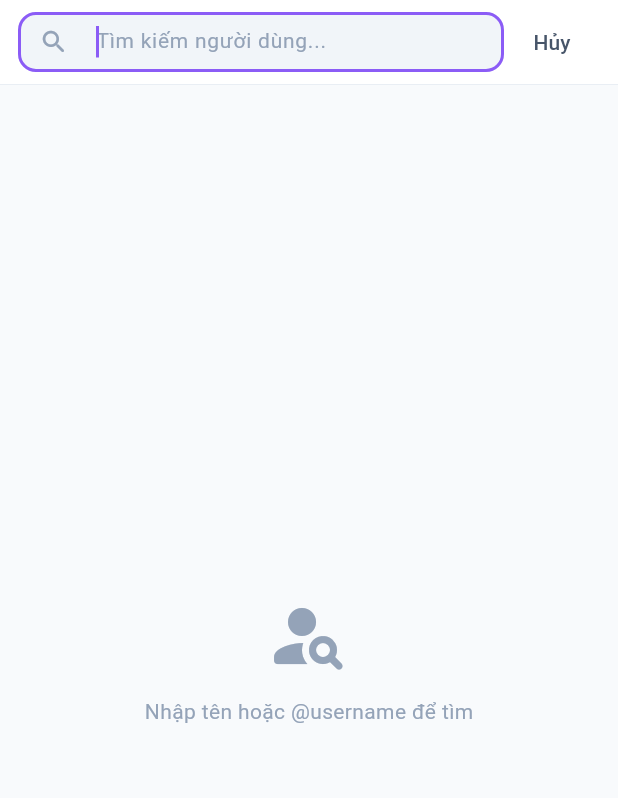
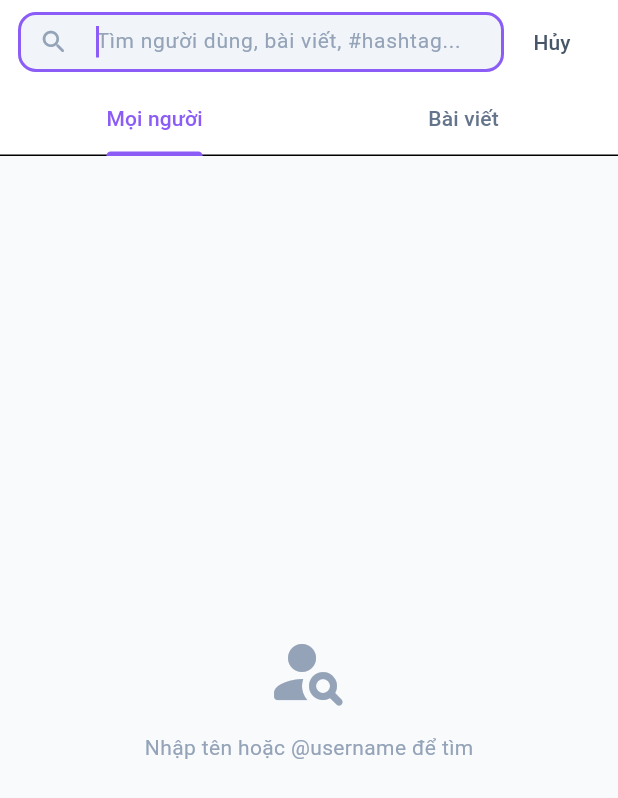
Before and after one commit to sonpham811z/Android-SocialNetwork, a Flutter app: the FeedScreen screen opened directly, after a tap on the "search" icon, on a phone screen of 412 x 824 dp. Shown: the top 798 px of the screen. Run offline on Flutter 3.47's test engine with Material 3 defaults, Android fonts, the phone set to English and light mode, and no system bars; our stand-ins replace app_links, dio, file_picker, firebase_core, firebase_messaging, flutter_local_notifications and 6 more; missing offline and left inert: agora_rtc_engine, jwt_decode, signalr_netcore; accounts and stored records are empty; network calls fail.

Commit message:
feature search post and hashtag

```diff
--- a/lib/screens/appScreen/searchUserScreen.dart
+++ b/lib/screens/appScreen/searchScreen.dart
@@ -3,47 +3,71 @@ import 'package:flutter/material.dart';
 import 'package:provider/provider.dart';
 
 import '../../config/theme.dart';
+import '../../models/feedModel.dart';
+import '../../providers/authProvider.dart';
 import '../../providers/friendProvider.dart';
-import '../../providers/authProvider.dart';
+import '../../services/postService.dart';
 import '../../services/userProfileService.dart';
+import '../../widgets/feed/postCard.dart';
 import 'userProfileScreen.dart';
 
-class SearchUserScreen extends StatefulWidget {
-  const SearchUserScreen({super.key});
+/// Màn tìm kiếm gộp: tab "Mọi người" (user) + tab "Bài viết" (post & #hashtag).
+class SearchScreen extends StatefulWidget {
+  final String? initialQuery;
+  final int initialTabIndex;
 
-  static Future<void> open(BuildContext context) {
+  const SearchScreen({super.key, this.initialQuery, this.initialTabIndex = 0});
+
+  static Future<void> open(
+    BuildContext context, {
+    String? initialQuery,
+    int initialTabIndex = 0,
+  }) {
     return Navigator.of(context).push(
       PageRouteBuilder(
-        pageBuilder: (_, __, ___) => const SearchUserScreen(),
-        transitionsBuilder: (_, animation, __, child) => FadeTransition(
-          opacity: animation,
-          child: child,
-        ),
+        pageBuilder: (_, __, ___) =>
+            SearchScreen(initialQuery: initialQuery, initialTabIndex: initialTabIndex),
+        transitionsBuilder: (_, animation, __, child) =>
+            FadeTransition(opacity: animation, child: child),
         transitionDuration: const Duration(milliseconds: 180),
       ),
     );
   }
 
   @override
-  State<SearchUserScreen> createState() => _SearchUserScreenState();
+  State<SearchScreen> createState() => _SearchScreenState();
 }
 
-class _SearchUserScreenState extends State<SearchUserScreen> {
+class _SearchScreenState extends State<SearchScreen>
+    with SingleTickerProviderStateMixin {
   final _controller = TextEditingController();
   final _focusNode = FocusNode();
   final _userProfileService = UserProfileService();
+  final _postService = PostService();
+  late final TabController _tabController;
   Timer? _debounce;
 
-  List<UserSearchResult> _results = [];
-  bool _isLoading = false;
+  List<UserSearchResult> _users = [];
+  List<Post> _posts = [];
+  bool _loadingUsers = false;
+  bool _loadingPosts = false;
   String? _error;
   String _lastQuery = '';
 
   @override
   void initState() {
     super.initState();
+    _tabController =
+        TabController(length: 2, vsync: this, initialIndex: widget.initialTabIndex);
+    _controller.addListener(_onTextChanged);
+
+    final initial = widget.initialQuery?.trim() ?? '';
+    if (initial.isNotEmpty) {
+      _controller.text = initial;
+      WidgetsBinding.instance.addPostFrameCallback((_) => _search(initial));
+    } else {
       WidgetsBinding.instance.addPostFrameCallback((_) => _focusNode.requestFocus());
-    _controller.addListener(_onTextChanged);
+    }
   }
 
   @override
@@ -51,6 +75,7 @@ class _SearchUserScreenState extends State<SearchUserScreen> {
     _debounce?.cancel();
     _controller.dispose();
     _focusNode.dispose();
+    _tabController.dispose();
     super.dispose();
   }
 
@@ -59,7 +84,12 @@ class _SearchUserScreenState extends State<SearchUserScreen> {
     final q = _controller.text.trim();
     if (q == _lastQuery) return;
     if (q.isEmpty) {
-      setState(() { _results = []; _error = null; _lastQuery = ''; });
+      setState(() {
+        _users = [];
+        _posts = [];
+        _error = null;
+        _lastQuery = '';
+      });
       return;
     }
     _debounce = Timer(const Duration(milliseconds: 350), () => _search(q));
@@ -67,20 +97,37 @@ class _SearchUserScreenState extends State<SearchUserScreen> {
 
   Future<void> _search(String q) async {
     if (!mounted) return;
-    setState(() { _isLoading = true; _error = null; _lastQuery = q; });
-    try {
-      final results = await _userProfileService.searchUsersByUsername(
-        q.replaceFirst('@', ''),
-        pageSize: 20,
-      );
+    setState(() {
+      _loadingUsers = true;
+      _loadingPosts = true;
+      _error = null;
+      _lastQuery = q;
+    });
+
+    // Tìm user + bài viết song song.
+    final results = await Future.wait([
+      _userProfileService
+          .searchUsersByUsername(q.replaceFirst('@', ''), pageSize: 20)
+          .then<Object>((v) => v)
+          .catchError((_) => 'error'),
+      _postService
+          .searchPosts(q, pageSize: 20)
+          .then<Object>((v) => v)
+          .catchError((_) => 'error'),
+    ]);
+
     if (!mounted) return;
-      setState(() { _results = results; });
-    } catch (e) {
-      if (!mounted) return;
-      setState(() { _error = 'Không thể tìm kiếm.'; _results = []; });
-    } finally {
-      if (mounted) setState(() => _isLoading = false);
+    setState(() {
+      final userRes = results[0];
+      final postRes = results[1];
+      _users = userRes is List<UserSearchResult> ? userRes : [];
+      _posts = postRes is PostListResult ? postRes.posts : [];
+      _loadingUsers = false;
+      _loadingPosts = false;
+      if (userRes == 'error' && postRes == 'error') {
+        _error = 'Không thể tìm kiếm.';
       }
+    });
   }
 
   @override
@@ -121,12 +168,14 @@ class _SearchUserScreenState extends State<SearchUserScreen> {
                     },
                     style: TextStyle(color: textColor, fontSize: 14),
                     decoration: InputDecoration(
-                      hintText: 'Tìm kiếm người dùng...',
+                      hintText: 'Tìm người dùng, bài viết, #hashtag...',
                       hintStyle: TextStyle(color: hintColor, fontSize: 14),
-                      prefixIcon: Icon(Icons.search_rounded, color: hintColor, size: 20),
+                      prefixIcon:
+                          Icon(Icons.search_rounded, color: hintColor, size: 20),
                       suffixIcon: _controller.text.isNotEmpty
                           ? IconButton(
-                              icon: Icon(Icons.close_rounded, color: hintColor, size: 18),
+                              icon: Icon(Icons.close_rounded,
+                                  color: hintColor, size: 18),
                               onPressed: () {
                                 _controller.clear();
                                 _focusNode.requestFocus();
@@ -153,23 +202,32 @@ class _SearchUserScreenState extends State<SearchUserScreen> {
           ),
         ),
         bottom: PreferredSize(
-          preferredSize: const Size.fromHeight(0.5),
-          child: Container(
-            height: 0.5,
-            color: isDark ? const Color(0xFF27272A) : AppTheme.slate200,
+          preferredSize: const Size.fromHeight(48),
+          child: TabBar(
+            controller: _tabController,
+            labelColor: AppTheme.violetPrimary,
+            unselectedLabelColor: isDark ? AppTheme.slate400 : AppTheme.slate500,
+            indicatorColor: AppTheme.violetPrimary,
+            tabs: const [
+              Tab(text: 'Mọi người'),
+              Tab(text: 'Bài viết'),
+            ],
           ),
         ),
       ),
-      body: _buildBody(isDark),
+      body: _error != null
+          ? _buildError(isDark)
+          : TabBarView(
+              controller: _tabController,
+              children: [
+                _buildUsersTab(isDark),
+                _buildPostsTab(isDark),
+              ],
+            ),
     );
   }
 
-  Widget _buildBody(bool isDark) {
-    if (_isLoading) {
-      return const Center(child: CircularProgressIndicator(strokeWidth: 2));
-    }
-
-    if (_error != null) {
+  Widget _buildError(bool isDark) {
     return Center(
       child: Column(
         mainAxisSize: MainAxisSize.min,
@@ -187,47 +245,77 @@ class _SearchUserScreenState extends State<SearchUserScreen> {
     );
   }
 
+  Widget _buildUsersTab(bool isDark) {
+    if (_loadingUsers) {
+      return const Center(child: CircularProgressIndicator(strokeWidth: 2));
+    }
     if (_controller.text.isEmpty) {
-      return _buildEmptyState(isDark, isInitial: true);
+      return _emptyState(isDark, Icons.person_search_rounded,
+          'Nhập tên hoặc @username để tìm');
     }
-
-    if (_results.isEmpty && _lastQuery.isNotEmpty) {
-      return _buildEmptyState(isDark, isInitial: false);
+    if (_users.isEmpty) {
+      return _emptyState(
+          isDark, Icons.search_off_rounded, 'Không tìm thấy người dùng');
     }
-
     return Consumer<FriendProvider>(
       builder: (context, friendProvider, _) {
         return ListView.builder(
           padding: const EdgeInsets.symmetric(vertical: 8),
-          itemCount: _results.length,
+          itemCount: _users.length,
           itemBuilder: (context, i) =>
-              _UserResultTile(item: _results[i], friendProvider: friendProvider),
+              _UserResultTile(item: _users[i], friendProvider: friendProvider),
         );
       },
     );
   }
 
-  Widget _buildEmptyState(bool isDark, {required bool isInitial}) {
+  Widget _buildPostsTab(bool isDark) {
+    if (_loadingPosts) {
+      return const Center(child: CircularProgressIndicator(strokeWidth: 2));
+    }
+    if (_controller.text.isEmpty) {
+      return _emptyState(
+          isDark, Icons.article_outlined, 'Nhập từ khoá hoặc #hashtag để tìm bài viết');
+    }
+    if (_posts.isEmpty) {
+      return _emptyState(
+          isDark, Icons.search_off_rounded, 'Không tìm thấy bài viết');
+    }
+    return ListView.separated(
+      padding: const EdgeInsets.all(12),
+      itemCount: _posts.length,
+      separatorBuilder: (_, __) => const SizedBox(height: 12),
+      itemBuilder: (context, i) {
+        final post = _posts[i];
+        return PostCard(
+          post: post,
+          onAuthorTap: () => UserProfileScreen.open(
+            context,
+            post.userId,
+            displayName: post.user.name,
+            avatarUrl: post.user.avatar,
+          ),
+        );
+      },
+    );
+  }
+
+  Widget _emptyState(bool isDark, IconData icon, String message) {
     final subtleColor = isDark ? AppTheme.slate500 : AppTheme.slate400;
     return Center(
       child: Column(
         mainAxisSize: MainAxisSize.min,
         children: [
-          Icon(
-            isInitial ? Icons.person_search_rounded : Icons.search_off_rounded,
-            size: 56,
-            color: subtleColor,
-          ),
+          Icon(icon, size: 56, color: subtleColor),
           const SizedBox(height: 12),
-          Text(
-            isInitial ? 'Nhập tên hoặc @username để tìm' : 'Không tìm thấy "@$_lastQuery"',
-            style: TextStyle(color: subtleColor, fontSize: 14),
-          ),
+          Text(message, style: TextStyle(color: subtleColor, fontSize: 14)),
         ],
       ),
     );
   }
 }
+
+// ── User result tile (kèm nút kết bạn) ────────────────────────────────────────
 
 class _UserResultTile extends StatelessWidget {
   final UserSearchResult item;
@@ -260,7 +348,6 @@ class _UserResultTile extends StatelessWidget {
         padding: const EdgeInsets.symmetric(horizontal: 16, vertical: 10),
         child: Row(
           children: [
-            // Avatar
             CircleAvatar(
               radius: 24,
               backgroundColor: isDark ? const Color(0xFF3F3F46) : AppTheme.slate200,
@@ -268,11 +355,11 @@ class _UserResultTile extends StatelessWidget {
                   ? NetworkImage(item.profilePictureUrl!)
                   : null,
               child: (item.profilePictureUrl ?? '').isEmpty
-                  ? Icon(Icons.person, color: isDark ? Colors.white54 : AppTheme.slate500, size: 22)
+                  ? Icon(Icons.person,
+                      color: isDark ? Colors.white54 : AppTheme.slate500, size: 22)
                   : null,
             ),
             const SizedBox(width: 12),
-            // Info
             Expanded(
               child: Column(
                 crossAxisAlignment: CrossAxisAlignment.start,
@@ -293,7 +380,8 @@ class _UserResultTile extends StatelessWidget {
                       ),
                       if (item.isVerified) ...[
                         const SizedBox(width: 4),
-                        const Icon(Icons.verified_rounded, size: 14, color: Colors.blue),
+                        const Icon(Icons.verified_rounded,
+                            size: 14, color: Colors.blue),
                       ],
                     ],
                   ),
@@ -308,7 +396,6 @@ class _UserResultTile extends StatelessWidget {
                 ],
               ),
             ),
-            // Action
             if (!isSelf) _buildAction(context, isDark, isFriend, hasSent, hasReceived),
           ],
         ),
@@ -316,9 +403,10 @@ class _UserResultTile extends StatelessWidget {
     );
   }
 
-  Widget _buildAction(BuildContext context, bool isDark, bool isFriend, bool hasSent, bool hasReceived) {
+  Widget _buildAction(BuildContext context, bool isDark, bool isFriend,
+      bool hasSent, bool hasReceived) {
     if (isFriend) return _badge('Bạn bè', isDark);
-    if (hasSent)  return _badge('Đã gửi', isDark);
+    if (hasSent) return _badge('Đã gửi', isDark);
     if (hasReceived) return _badge('Đã nhận', isDark);
 
     return SizedBox(
--- a/lib/services/postService.dart
+++ b/lib/services/postService.dart
@@ -28,6 +28,23 @@ class PostService {
       final response = await _apiClient.dio.get(
         '$_postBaseUrl/feed',
         queryParameters: {'page': page, 'pageSize': pageSize},
+      );
+      return _extractPostListResult(response.data, page: page, pageSize: pageSize);
+    } on DioException catch (e) {
+      throw Exception(ApiClient.buildReadableErrorMessage(e));
+    }
+  }
+
+  /// Tìm kiếm bài viết theo nội dung (hỗ trợ cả #hashtag: truyền q = '#tag').
+  Future<PostListResult> searchPosts(
+    String query, {
+    int page = 1,
+    int pageSize = 20,
+  }) async {
+    try {
+      final response = await _apiClient.dio.get(
+        '$_postBaseUrl/search',
+        queryParameters: {'q': query, 'page': page, 'pageSize': pageSize},
       );
       return _extractPostListResult(response.data, page: page, pageSize: pageSize);
     } on DioException catch (e) {
--- a/lib/widgets/feed/storiesSection.dart
+++ b/lib/widgets/feed/storiesSection.dart
@@ -5,7 +5,7 @@ import '../../models/feedModel.dart';
 import '../../providers/storyProvider.dart';
 import '../../providers/themeProvider.dart';
 import '../../providers/userProfileProvider.dart';
-import '../../screens/appScreen/searchUserScreen.dart';
+import '../../screens/appScreen/searchScreen.dart';
 import '../../screens/story/createStoryScreen.dart';
 import '../../screens/story/storyViewerScreen.dart';
 
@@ -53,7 +53,7 @@ class _StoriesSectionState extends State<StoriesSection> {
               ),
             ),
             const Spacer(),
-            _iconButton(icon: Icons.search_rounded, isDark: isDark, onTap: () => SearchUserScreen.open(context)),
+            _iconButton(icon: Icons.search_rounded, isDark: isDark, onTap: () => SearchScreen.open(context)),
             const SizedBox(width: 6),
             _iconButton(
               icon: isDark ? Icons.light_mode_rounded : Icons.dark_mode_rounded,
```
Also changed, not shown: lib/widgets/common/hashtagText.dart (added, +75 -0 lines), lib/widgets/feed/feedHeader.dart (+3 -66 lines), lib/widgets/feed/postCard.dart (+9 -2 lines). Lines whose indentation alone changed are shown as unchanged.
